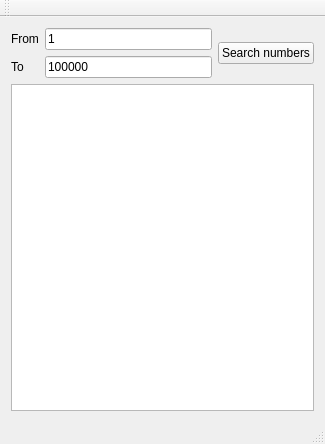
Qt form mainwindow.ui (jetedonner/ch.kimhauser.qt.BefreundeteZahlen) before a commit.
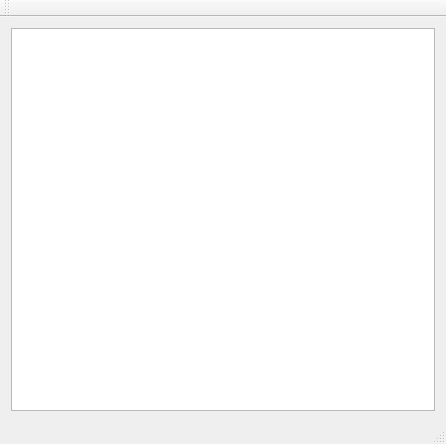
The same form after that commit.

```diff
--- a/mainwindow.ui
+++ b/mainwindow.ui
@@ -6,7 +6,7 @@
    <rect>
     <x>0</x>
     <y>0</y>
-    <width>325</width>
+    <width>446</width>
     <height>444</height>
    </rect>
   </property>
@@ -15,42 +15,7 @@
   </property>
   <widget class="QWidget" name="centralWidget">
    <layout class="QGridLayout" name="gridLayout">
-    <item row="0" column="0">
-     <widget class="QLabel" name="label">
-      <property name="text">
-       <string>From</string>
-      </property>
-     </widget>
-    </item>
-    <item row="0" column="1">
-     <widget class="QLineEdit" name="lineEdit">
-      <property name="text">
-       <string>1</string>
-      </property>
-     </widget>
-    </item>
-    <item row="0" column="2" rowspan="2">
-     <widget class="QPushButton" name="pushButton">
-      <property name="text">
-       <string>Search numbers</string>
-      </property>
-     </widget>
-    </item>
-    <item row="1" column="0">
-     <widget class="QLabel" name="label_2">
-      <property name="text">
-       <string>To</string>
-      </property>
-     </widget>
-    </item>
-    <item row="1" column="1">
-     <widget class="QLineEdit" name="lineEdit_2">
-      <property name="text">
-       <string>100000</string>
-      </property>
-     </widget>
-    </item>
-    <item row="2" column="0" colspan="3">
+    <item row="2" column="0" colspan="2">
      <widget class="QTableView" name="tableView">
       <property name="sizePolicy">
        <sizepolicy hsizetype="Expanding" vsizetype="Expanding">
@@ -72,7 +37,11 @@
     </rect>
    </property>
   </widget>
-  <widget class="QToolBar" name="mainToolBar">
+  <widget class="QStatusBar" name="statusBar"/>
+  <widget class="QToolBar" name="toolBar">
+   <property name="windowTitle">
+    <string>toolBar</string>
+   </property>
    <attribute name="toolBarArea">
     <enum>TopToolBarArea</enum>
    </attribute>
@@ -80,7 +49,6 @@
     <bool>false</bool>
    </attribute>
   </widget>
-  <widget class="QStatusBar" name="statusBar"/>
  </widget>
  <layoutdefault spacing="6" margin="11"/>
  <resources/>
```
Left out of the diff: 4 changed lines with no effect on the pictures.
